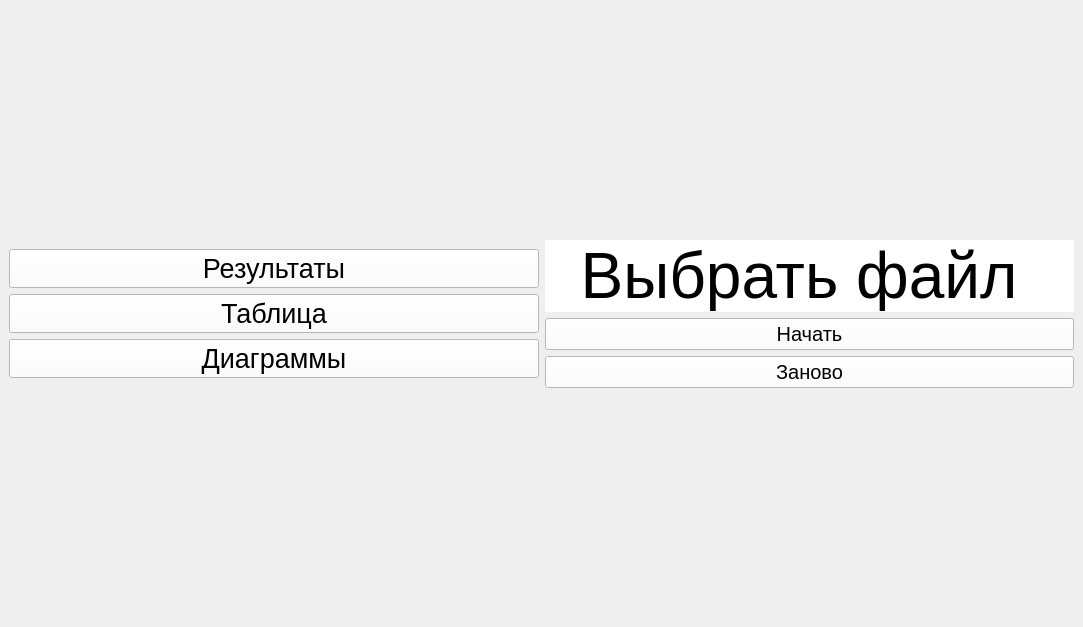
First picture: the form in Results.ui, repository Myhammadsak/MotionCapture_1vers, before the edit.
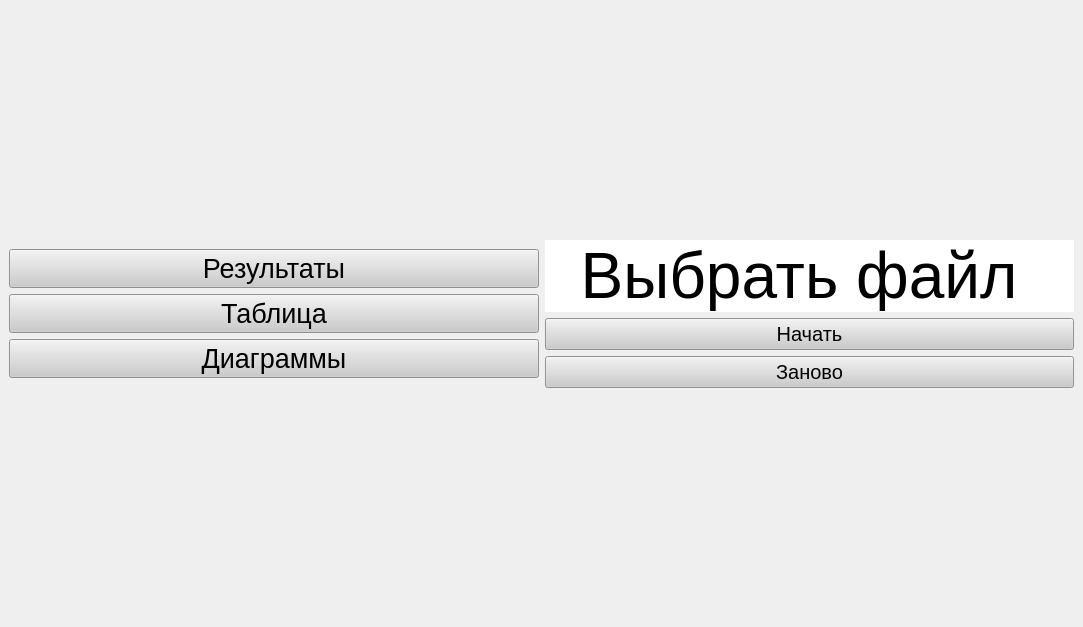
Second picture: the form after the edit.

Diff of the .ui file:
```diff
--- a/Results.ui
+++ b/Results.ui
@@ -53,7 +53,7 @@
          </font>
         </property>
         <property name="styleSheet">
-         <string notr="true">background-color: rgb(255, 255, 255);</string>
+         <string notr="true">background-color: rgb(203, 203, 203);</string>
         </property>
         <property name="text">
          <string>Результаты</string>
@@ -68,7 +68,7 @@
          </font>
         </property>
         <property name="styleSheet">
-         <string notr="true">background-color: rgb(255, 255, 255);</string>
+         <string notr="true">background-color: rgb(203, 203, 203);</string>
         </property>
         <property name="text">
          <string>Таблица</string>
@@ -83,7 +83,7 @@
          </font>
         </property>
         <property name="styleSheet">
-         <string notr="true">background-color: rgb(255, 255, 255);</string>
+         <string notr="true">background-color: rgb(203, 203, 203);</string>
         </property>
         <property name="text">
          <string>Диаграммы</string>
@@ -146,7 +146,7 @@
          </font>
         </property>
         <property name="styleSheet">
-         <string notr="true">background-color: rgb(255, 255, 255);</string>
+         <string notr="true">background-color: rgb(203, 203, 203);</string>
         </property>
         <property name="text">
          <string>Начать</string>
@@ -163,7 +163,7 @@
          </font>
         </property>
         <property name="styleSheet">
-         <string notr="true">background-color: rgb(255, 255, 255);</string>
+         <string notr="true">background-color: rgb(203, 203, 203);</string>
         </property>
         <property name="text">
          <string>Заново</string>
```
